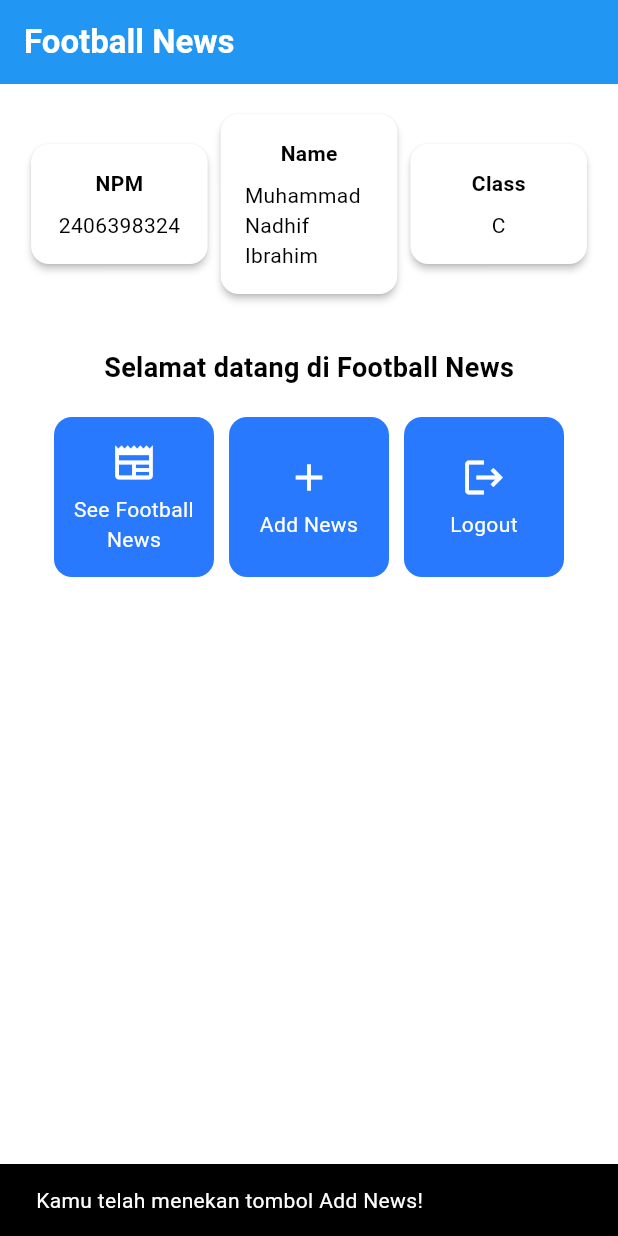
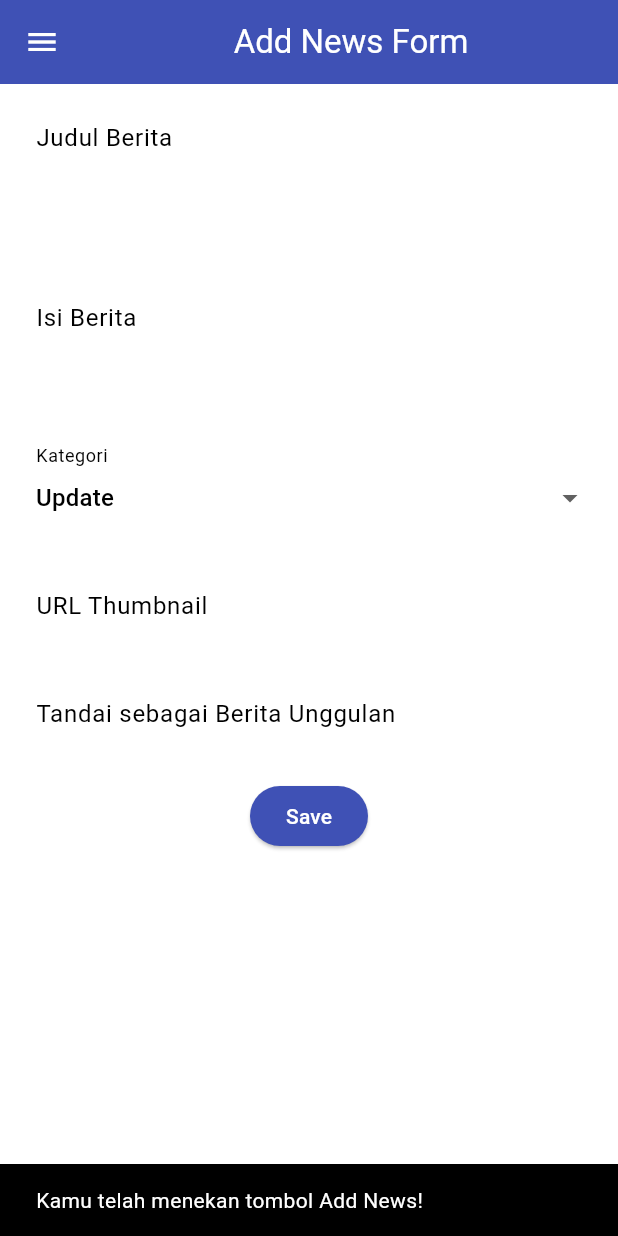
Before and after one commit to nadhifibr/football-news-mobile, a Flutter app: the screen it shows after launch, after a tap on "Add News", on a phone screen of 412 x 824 dp. Run offline on Flutter 3.47's test engine with Material 3 defaults, Android fonts, the phone set to English and light mode, and no system bars.

Commit message:
tutorial 7 selesai

```diff
--- a/lib/main.dart
+++ b/lib/main.dart
@@ -1,5 +1,6 @@
 import 'package:flutter/material.dart';
-import 'package:football_news/menu.dart';
+import 'package:football_news/screens/menu.dart';
+import 'package:football_news/widgets/news_card.dart';
 
 void main() {
   runApp(const MyApp());
--- a/lib/menu.dart
+++ b/lib/screens/menu.dart
@@ -1,4 +1,7 @@
 import 'package:flutter/material.dart';
+import 'package:football_news/widgets/left_drawer.dart';
+import 'package:football_news/widgets/news_card.dart';
+import 'package:football_news/screens/newslist_form.dart';
 
 class MyHomePage extends StatelessWidget {
     MyHomePage({super.key});
@@ -16,9 +19,9 @@ class MyHomePage extends StatelessWidget {
     @override
     Widget build(BuildContext context) {
         return Scaffold(
-      // AppBar adalah bagian atas halaman yang menampilkan judul.
           appBar: AppBar(
             // Judul aplikasi "Football News" dengan teks putih dan tebal.
+
             title: const Text(
               'Football News',
               style: TextStyle(
@@ -29,6 +32,7 @@ class MyHomePage extends StatelessWidget {
             // Warna latar belakang AppBar diambil dari skema warna tema aplikasi.
             backgroundColor: Theme.of(context).colorScheme.primary,
           ),
+          drawer: LeftDrawer(),
       // Body halaman dengan padding di sekelilingnya.
       body: Padding(
         padding: const EdgeInsets.all(16.0),
@@ -149,13 +153,19 @@ class ItemCard extends StatelessWidget {
 
       child: InkWell(
         // Aksi ketika kartu ditekan.
+        // Area responsif terhadap sentuhan
         onTap: () {
-          // Menampilkan pesan SnackBar saat kartu ditekan.
+          // Memunculkan SnackBar ketika diklik
           ScaffoldMessenger.of(context)
             ..hideCurrentSnackBar()
-            ..showSnackBar(
-              SnackBar(content: Text("Kamu telah menekan tombol ${item.name}!"))
-            );
+            ..showSnackBar(SnackBar(
+                content: Text("Kamu telah menekan tombol ${item.name}!")));
+
+          // Navigate ke route yang sesuai (tergantung jenis tombol)
+          if (item.name == "Add News") {
+            Navigator.push(context, MaterialPageRoute(builder: (context) => const NewsFormPage()));
+          }
+
         },
         // Container untuk menyimpan Icon dan Text
         child: Container(
--- /dev/null
+++ b/lib/screens/newslist_form.dart
@@ -0,0 +1,213 @@
+import 'package:flutter/material.dart';
+import 'package:football_news/widgets/left_drawer.dart';
+
+class NewsFormPage extends StatefulWidget {
+    const NewsFormPage({super.key});
+
+    @override
+    State<NewsFormPage> createState() => _NewsFormPageState();
+}
+
+class _NewsFormPageState extends State<NewsFormPage> {
+    final _formKey = GlobalKey<FormState>();
+    String _title = "";
+    String _content = "";
+    String _category = "update"; // default
+    String _thumbnail = "";
+    bool _isFeatured = false; // default
+
+     final List<String> _categories = [
+    'transfer',
+    'update',
+    'exclusive',
+    'match',
+    'rumor',
+    'analysis',
+    ];
+
+    @override
+    Widget build(BuildContext context) {
+        return Scaffold(
+          appBar: AppBar(
+            title: const Center(
+              child: Text(
+                'Add News Form',
+              ),
+            ),
+            backgroundColor: Colors.indigo,
+            foregroundColor: Colors.white,
+          ),
+          drawer: const LeftDrawer(),
+          body: Form(
+            key: _formKey,
+            child: SingleChildScrollView(
+              child: Column(
+                children: [
+                  Padding(
+                    padding: const EdgeInsets.all(8.0),
+                    child: TextFormField(
+                      decoration: InputDecoration(
+                        hintText: "Judul Berita",
+                        labelText: "Judul Berita",
+                        border: OutlineInputBorder(
+                          borderRadius: BorderRadius.circular(5.0),
+                        ),
+                      ),
+                      onChanged: (String? value) {
+                        setState(() {
+                          _title = value!;
+                        });
+                      },
+                      validator: (String? value) {
+                        if (value == null || value.isEmpty) {
+                          return "Judul tidak boleh kosong!";
+                        }
+                        return null;
+                      },
+                    ),
+                  ),
+
+                  // === Content ===
+                  Padding(
+                    padding: const EdgeInsets.all(8.0),
+                    child: TextFormField(
+                      maxLines: 5,
+                      decoration: InputDecoration(
+                        hintText: "Isi Berita",
+                        labelText: "Isi Berita",
+                        border: OutlineInputBorder(
+                          borderRadius: BorderRadius.circular(5.0),
+                        ),
+                      ),
+                      onChanged: (String? value) {
+                        setState(() {
+                          _content = value!;
+                        });
+                      },
+                      validator: (String? value) {
+                        if (value == null || value.isEmpty) {
+                          return "Isi berita tidak boleh kosong!";
+                        }
+                        return null;
+                      },
+                    ),
+                  ),
+
+                  // === Category ===
+                  Padding(
+                    padding: const EdgeInsets.all(8.0),
+                    child: DropdownButtonFormField<String>(
+                      decoration: InputDecoration(
+                        labelText: "Kategori",
+                        border: OutlineInputBorder(
+                          borderRadius: BorderRadius.circular(5.0),
+                        ),
+                      ),
+                      value: _category,
+                      items: _categories
+                          .map((cat) => DropdownMenuItem(
+                                value: cat,
+                                child: Text(
+                                    cat[0].toUpperCase() + cat.substring(1)),
+                              ))
+                          .toList(),
+                      onChanged: (String? newValue) {
+                        setState(() {
+                          _category = newValue!;
+                        });
+                      },
+                    ),
+                  ),
+
+                  // === Thumbnail URL ===
+                  Padding(
+                    padding: const EdgeInsets.all(8.0),
+                    child: TextFormField(
+                      decoration: InputDecoration(
+                        hintText: "URL Thumbnail (opsional)",
+                        labelText: "URL Thumbnail",
+                        border: OutlineInputBorder(
+                          borderRadius: BorderRadius.circular(5.0),
+                        ),
+                      ),
+                      onChanged: (String? value) {
+                        setState(() {
+                          _thumbnail = value!;
+                        });
+                      },
+                    ),
+                  ),
+
+                  // === Is Featured ===
+                  Padding(
+                    padding: const EdgeInsets.all(8.0),
+                    child: SwitchListTile(
+                      title: const Text("Tandai sebagai Berita Unggulan"),
+                      value: _isFeatured,
+                      onChanged: (bool value) {
+                        setState(() {
+                          _isFeatured = value;
+                        });
+                      },
+                    ),
+                  ),
+
+                  Align(
+                    alignment: Alignment.bottomCenter,
+                    child: Padding(
+                      padding: const EdgeInsets.all(8.0),
+                      child: ElevatedButton(
+                        style: ButtonStyle(
+                          backgroundColor:
+                              MaterialStateProperty.all(Colors.indigo),
+                        ),
+                        onPressed: () {
+                          if (_formKey.currentState!.validate()) {
+                            showDialog(
+                              context: context,
+                              builder: (context) {
+                                return AlertDialog(
+                                  title: const Text('Produk berhasil tersimpan'),
+                                  content: SingleChildScrollView(
+                                    child: Column(
+                                      crossAxisAlignment:
+                                          CrossAxisAlignment.start,
+                                      children: [
+                                        Text('Judul: $_title'),
+                                          Text('Isi: $_content'),
+                                          Text('Kategori: $_category'),
+                                          Text('Thumbnail: $_thumbnail'),
+                                          Text(
+                                              'Unggulan: ${_isFeatured ? "Ya" : "Tidak"}'),
+                                      ],
+                                    ),
+                                  ),
+                                  actions: [
+                                    TextButton(
+                                      child: const Text('OK'),
+                                      onPressed: () {
+                                        Navigator.pop(context);
+                                        _formKey.currentState!.reset();
+                                      },
+                                    ),
+                                  ],
+                                );
+                              },
+                            );
+
+                          }
+                        },
+                        child: const Text(
+                          "Save",
+                          style: TextStyle(color: Colors.white),
+                        ),
+                      ),
+                    ),
+                  ),
+                ]
+              )
+            ),
+          ),
+        );;
+    }
+}
--- /dev/null
+++ b/lib/widgets/left_drawer.dart
@@ -0,0 +1,72 @@
+import 'package:flutter/material.dart';
+import 'package:football_news/screens/menu.dart';
+import 'package:football_news/screens/newslist_form.dart';
+
+class LeftDrawer extends StatelessWidget {
+  const LeftDrawer({super.key});
+
+  @override
+  Widget build(BuildContext context) {
+    return Drawer(
+      child: ListView(
+        children: [
+          const DrawerHeader(
+            decoration: BoxDecoration(
+              color: Colors.blue,
+            ),
+            child: Column(
+              children: [
+                Text(
+                  'Football News',
+                  textAlign: TextAlign.center,
+                  style: TextStyle(
+                    fontSize: 30,
+                    fontWeight: FontWeight.bold,
+                    color: Colors.white,
+                  ),
+                ),
+                Padding(padding: EdgeInsets.all(10)),
+                Text("Seluruh berita sepak bola terkini di sini!",
+                    textAlign: TextAlign.center,
+                    style: TextStyle(
+                      fontSize: 15,
+                      fontWeight: FontWeight.normal,
+                      color: Colors.white,
+                    ),
+                  ),
+              ],
+            ),
+          ),
+          ListTile(
+            leading: const Icon(Icons.home_outlined),
+            title: const Text('Home'),
+            // Bagian redirection ke MyHomePage
+            onTap: () {
+              Navigator.pushReplacement(
+                  context,
+                  MaterialPageRoute(
+                    builder: (context) => MyHomePage(),
+                  ));
+            },
+          ),
+          ListTile(
+            leading: const Icon(Icons.post_add),
+            title: const Text('Add News'),
+            // Bagian redirection ke NewsFormPage
+            onTap: () {
+              /*
+              TODO: Buatlah routing ke NewsFormPage di sini,
+              setelah halaman NewsFormPage sudah dibuat.
+              */
+              Navigator.pushReplacement(
+                  context,
+                  MaterialPageRoute(
+                    builder: (context) => NewsFormPage(),
+                  ));
+            },
+          ),
+        ],
+      ),
+    );
+  }
+}
```
Also changed, not shown: lib/widgets/news_card.dart (added, +64 -0 lines). Lines whose indentation alone changed are shown as unchanged.
